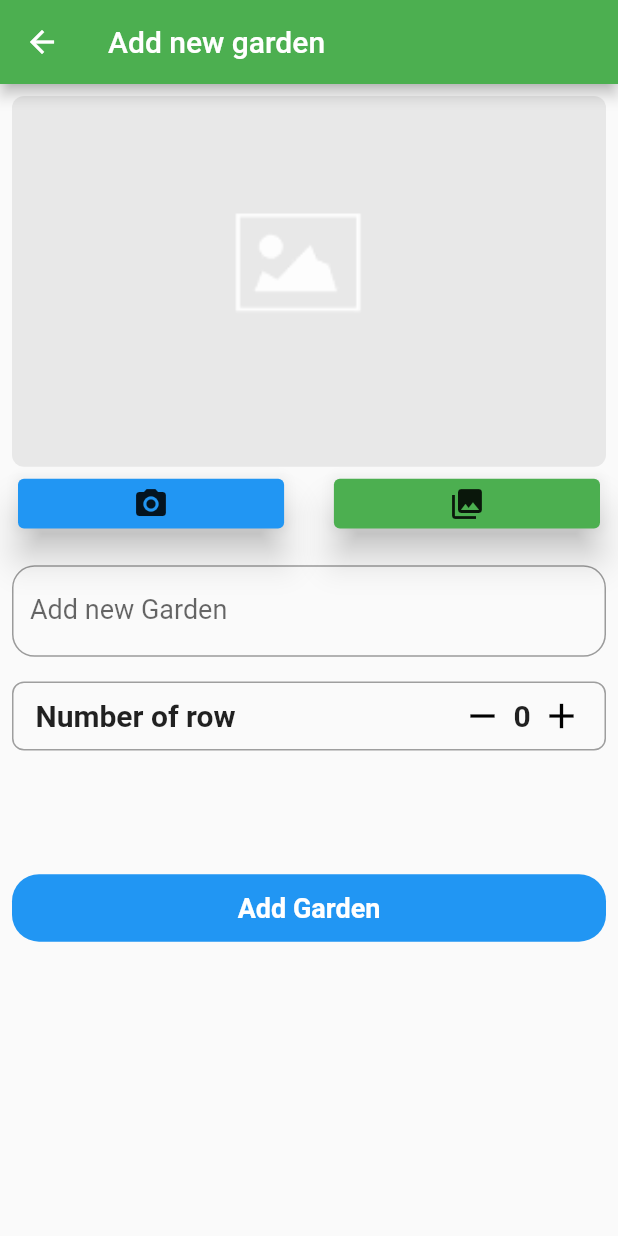
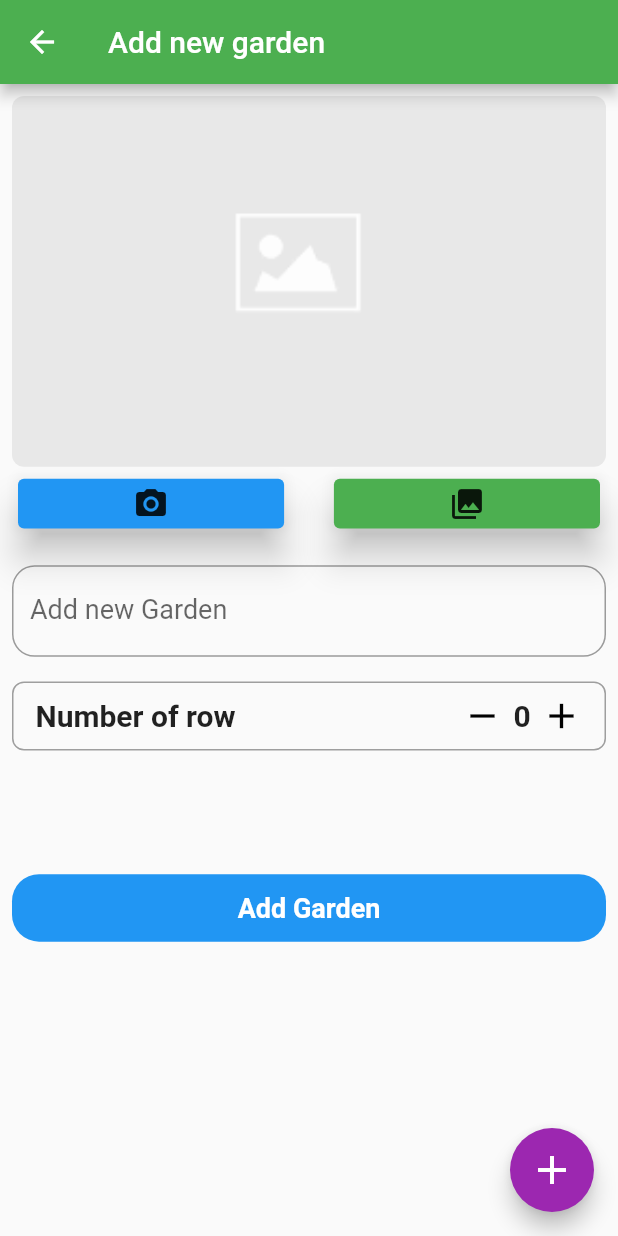
Before and after one commit to uyit14/flutter_farm_manage, a Flutter app: the screen it shows after launch, after a tap on the "add" icon, on a phone screen of 412 x 824 dp. Run offline on Flutter 3.47's test engine with Material 2 defaults, Android fonts, the light colour scheme and no system bars; our stand-ins replace carousel_slider, image_picker.

Commit message:
cho thanh cmm

```diff
--- a/lib/bottom_bar/bottom_bar.dart
+++ b/lib/bottom_bar/bottom_bar.dart
@@ -1,8 +1,7 @@
 import 'package:flutter/material.dart';
-import 'package:flutter_farm_manage/home/add_new_garden/addnew_garden_screen.dart';
 import '../cost/cost_tab_screen.dart';
 import '../home/home_tab_screen.dart';
-import '../home/add_new_garden/addnew_garden_screen.dart';
+import '../home/garden/addnew_garden_screen.dart';
 
 class BottomTabsScreen extends StatefulWidget {
   @override
--- a/lib/home/add_new_garden/addnew_garden_screen.dart
+++ b/lib/home/garden/addnew_garden_screen.dart
@@ -205,6 +205,12 @@ class _AddNewGardenScreenState extends State<AddNewGardenScreen> {
           ],
         ),
       ),
+      floatingActionButton: FloatingActionButton(
+        backgroundColor: Colors.purple,
+        splashColor: Colors.yellow[400],
+        onPressed: (){Navigator.of(context).pushNamed(AddNewGardenScreen.routeName);},
+        child: Icon(Icons.add, color: Colors.white, size: 32,),
+      ),
     );
   }
 }
--- /dev/null
+++ b/lib/home/garden/garden_item.dart
@@ -0,0 +1,76 @@
+import 'package:flutter/material.dart';
+import 'package:flutter_farm_manage/home/row/row_screen.dart';
+
+class GardenItem extends StatelessWidget {
+  final String id;
+  final String name;
+  final int numberRow;
+  final String image;
+  final int index;
+
+  GardenItem(this.id, this.name, this.numberRow, this.image, this.index);
+
+  void selectGarden(BuildContext context) {
+    Navigator.of(context).pushNamed(RowScreen.routeName, arguments: {'id' : id});
+  }
+
+  @override
+  Widget build(BuildContext context) {
+    final imageAddress = "assets/images/";
+    final screenWidth = MediaQuery.of(context).size.width;
+    final screenHeight = MediaQuery.of(context).size.height;
+    final fontSize = screenWidth * 0.04;
+    final sizeBox = screenWidth * 0.12;
+    return InkWell(
+      onTap: () => selectGarden(context),
+      splashColor: Theme.of(context).primaryColor,
+      borderRadius: BorderRadius.circular(15),
+      child: Container(
+        margin: EdgeInsets.all(8),
+        child: Stack(
+          children: <Widget>[
+            ClipRRect(
+              borderRadius: BorderRadius.circular(15),
+              child: Image.asset(
+                imageAddress + image,
+                fit: BoxFit.cover,
+                height: double.infinity,
+                width: double.infinity,
+              ),
+            ),
+            Align(
+              alignment: Alignment.bottomCenter,
+              child: Container(
+                padding: EdgeInsets.symmetric(horizontal: 16),
+                decoration: BoxDecoration(
+                    color: Color(0xFF0E3311).withOpacity(0.5),
+                    borderRadius: BorderRadius.only(bottomLeft: Radius.circular(15), bottomRight: Radius.circular(15))),
+                height: sizeBox,
+                width: double.infinity,
+                child: Column(
+                  mainAxisAlignment: MainAxisAlignment.center,
+                  crossAxisAlignment: CrossAxisAlignment.start,
+                  children: <Widget>[
+                    Text(
+                      name,
+                      style:
+                          TextStyle(fontSize: fontSize, fontWeight: FontWeight.bold, color: Colors.white),
+                    ),
+                    SizedBox(height: 4,),
+                    Text(
+                      numberRow.toString() + " Row",
+                      style:
+                          TextStyle(fontSize: fontSize, fontWeight: FontWeight.bold, color: Colors.white),
+                    )
+                  ],
+                ),
+              ),
+            ),
+          ],
+        ),
+        decoration: BoxDecoration(
+            color: Colors.yellow, borderRadius: BorderRadius.circular(15)),
+      ),
+    );
+  }
+}
--- a/lib/home/garden_item.dart
+++ /dev/null
@@ -1,33 +0,0 @@
-import 'package:flutter/material.dart';
-import 'package:flutter_farm_manage/home/row/row_screen.dart';
-
-class GardenItem extends StatelessWidget {
-  final String id;
-  final String name;
-  final int numberRow;
-  final String image;
-  final int index;
-
-  GardenItem(this.id, this.name, this.numberRow, this.image, this.index);
-
-  void selectCategory(BuildContext context) {
-    Navigator.of(context)
-        .pushNamed(RowScreen.routeName);
-  }
-
-  @override
-  Widget build(BuildContext context) {
-    return InkWell(
-      onTap: () => selectCategory(context),
-      splashColor: Theme.of(context).primaryColor,
-      borderRadius: BorderRadius.circular(15),
-      child: Container(
-        padding: EdgeInsets.all(15),
-        child: Text(name),
-        decoration: BoxDecoration(
-            color: Colors.yellow,
-            borderRadius: BorderRadius.circular(15)),
-      ),
-    );
-  }
-}
--- a/lib/home/home_tab_screen.dart
+++ b/lib/home/home_tab_screen.dart
@@ -1,7 +1,7 @@
 import 'package:flutter/material.dart';
 import 'package:flutter_farm_manage/model/garden.dart';
 import '../model/dummy_data.dart';
-import 'garden_item.dart';
+import 'garden/garden_item.dart';
 
 class HomeTabScreen extends StatefulWidget {
   @override
--- a/lib/main.dart
+++ b/lib/main.dart
@@ -1,5 +1,7 @@
 import 'package:flutter/material.dart';
-import 'home/add_new_garden/addnew_garden_screen.dart';
+import 'package:flutter_farm_manage/home/tree/tree_screen.dart';
+import 'home/row/add_new_row.dart';
+import 'home/garden/addnew_garden_screen.dart';
 import 'home/row/row_screen.dart';
 
 import 'bottom_bar/bottom_bar.dart';
@@ -18,7 +20,9 @@ class MyApp extends StatelessWidget {
       routes: {
         '/' : (ctx) => BottomTabsScreen(),
         RowScreen.routeName: (ctx) => RowScreen(),
-        AddNewGardenScreen.routeName: (ctx) => AddNewGardenScreen()
+        AddNewGardenScreen.routeName: (ctx) => AddNewGardenScreen(),
+        AddNewRowScreen.routeName: (ctx) => AddNewRowScreen(),
+        TreeScreen.routeName: (ctx) => TreeScreen()
       },
     );
   }
--- a/lib/model/row.dart
+++ b/lib/model/row.dart
@@ -4,6 +4,7 @@ class RowModel {
   final String name;
   final int numberTree;
   final String image;
+  final String gardenId;
 
-  const RowModel({@required this.id, @required this.name, this.numberTree, this.image});
+  const RowModel({@required this.id, @required this.name, this.numberTree, this.image, this.gardenId});
 }
--- a/pubspec.yaml
+++ b/pubspec.yaml
@@ -25,6 +25,7 @@ dependencies:
   # Use with the CupertinoIcons class for iOS style icons.
   cupertino_icons: ^0.1.3
   image_picker:
+  carousel_slider:
 
 dev_dependencies:
   flutter_test:
```
Also changed, not shown: lib/home/row/add_new_row.dart (added, +210 -0 lines), lib/home/row/row_item.dart (+4 -3 lines), lib/home/row/row_screen.dart (+39 -11 lines), lib/home/tree/tree_item.dart (added, +109 -0 lines), lib/home/tree/tree_screen.dart (added, +59 -0 lines), lib/model/dummy_data.dart (+29 -9 lines), lib/model/tree.dart (added, +10 -0 lines), assets/images/row.jpg (added), assets/images/tree.jpg (added), pubspec.lock.
